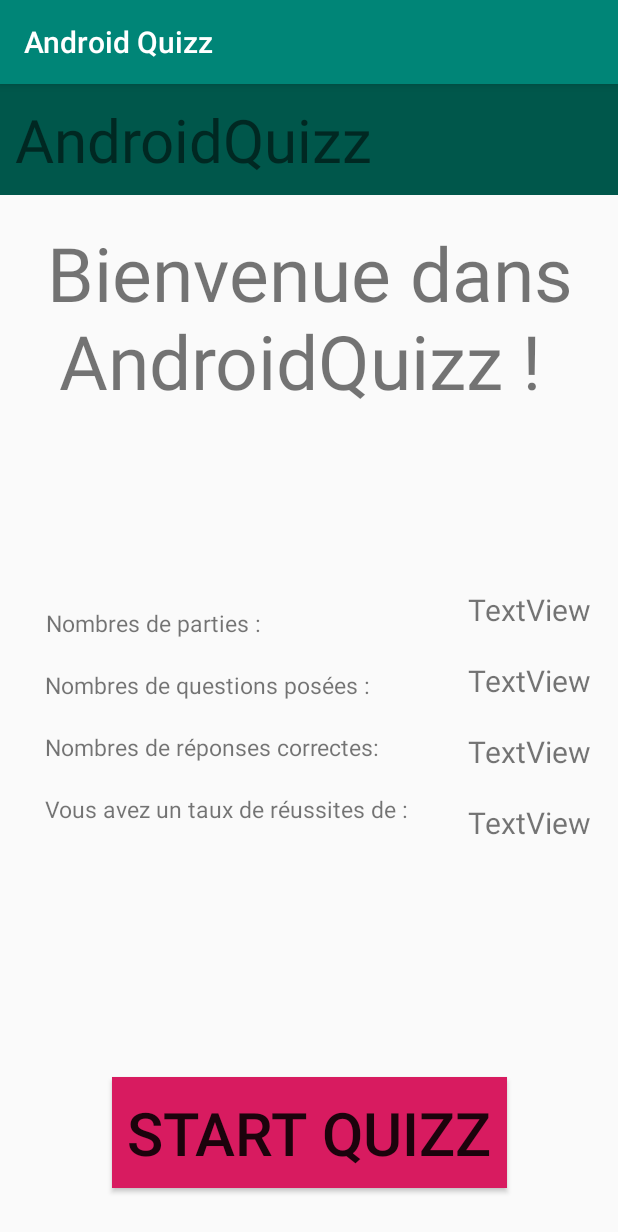
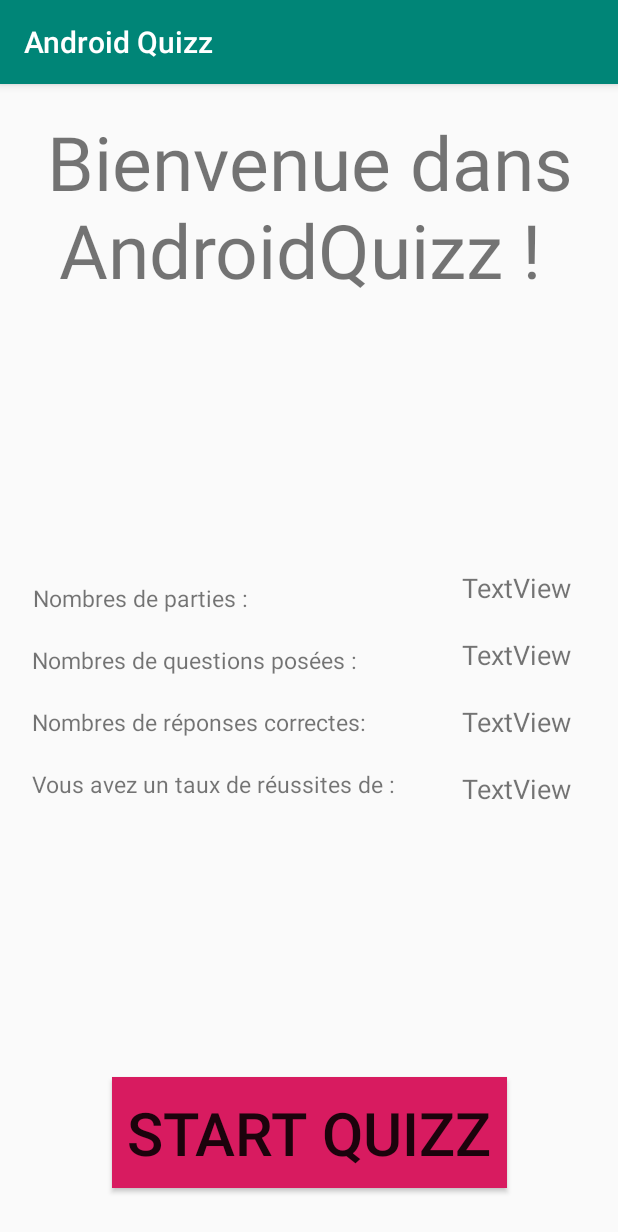
Before and after one commit to Chewbaku/Android, an Android app: the screen it shows after launch (lobby), on a phone screen of 412 x 824 dp. Shown: the top 1232 px of the screen. Run offline under Robolectric (Android 15) with nearby library versions, the phone set to English and light mode, and no system bars.

Commit message:
layout lobby amélioré
j'ai retiré le doublon de la barre verte

```diff
--- a/AndroidQuizz/app/src/main/res/layout/activity_lobby.xml
+++ b/AndroidQuizz/app/src/main/res/layout/activity_lobby.xml
@@ -5,18 +5,6 @@
     android:layout_width="match_parent"
     android:layout_height="match_parent"
     tools:context=".lobby">
-
-    <TextView
-        android:id="@+id/text_menu"
-        android:layout_width="0dp"
-        android:layout_height="wrap_content"
-        android:background="@color/colorPrimaryDark"
-        android:padding="10dp"
-        android:text="AndroidQuizz"
-        android:textSize="40dp"
-        app:layout_constraintEnd_toEndOf="parent"
-        app:layout_constraintStart_toStartOf="parent"
-        app:layout_constraintTop_toTopOf="parent" />
 
     <LinearLayout
         android:id="@+id/linearLayout"
@@ -28,10 +16,10 @@
         android:layout_marginBottom="8dp"
         android:orientation="vertical"
         android:padding="10dp"
-        app:layout_constraintBottom_toBottomOf="parent"
+        app:layout_constraintBottom_toTopOf="@+id/buttonStart"
         app:layout_constraintEnd_toStartOf="@+id/linearLayout2"
         app:layout_constraintStart_toStartOf="parent"
-        app:layout_constraintTop_toBottomOf="@+id/text_menu">
+        app:layout_constraintTop_toBottomOf="@+id/textWelcome">
 
         <TextView
             android:id="@+id/textNbPartiesJouees"
@@ -88,15 +76,15 @@
 
     <LinearLayout
         android:id="@+id/linearLayout2"
-        android:layout_width="0dp"
-        android:layout_height="wrap_content"
+        android:layout_width="119dp"
+        android:layout_height="183dp"
         android:layout_marginTop="8dp"
         android:layout_marginEnd="8dp"
         android:layout_marginBottom="8dp"
         android:orientation="vertical"
-        app:layout_constraintBottom_toBottomOf="parent"
+        app:layout_constraintBottom_toTopOf="@+id/buttonStart"
         app:layout_constraintEnd_toEndOf="parent"
-        app:layout_constraintTop_toBottomOf="@+id/text_menu">
+        app:layout_constraintTop_toBottomOf="@+id/textWelcome">
 
         <TextView
             android:id="@+id/intNbPartiesJouees"
@@ -105,7 +93,7 @@
             android:gravity="center"
             android:padding="10dp"
             android:text="TextView"
-            android:textSize="20dp" />
+            android:textSize="18dp" />
 
         <TextView
             android:id="@+id/intNbQuestionPosees"
@@ -114,7 +102,7 @@
             android:gravity="center"
             android:padding="10dp"
             android:text="TextView"
-            android:textSize="20dp" />
+            android:textSize="18dp" />
 
         <TextView
             android:id="@+id/intNbReponsesCorrectes"
@@ -123,7 +111,7 @@
             android:gravity="center"
             android:padding="10dp"
             android:text="TextView"
-            android:textSize="20dp" />
+            android:textSize="18dp" />
 
         <TextView
             android:id="@+id/intPourcentageBonnesReponses"
@@ -132,18 +120,22 @@
             android:gravity="center"
             android:padding="10dp"
             android:text="TextView"
-            android:textSize="20dp" />
+            android:textSize="18dp" />
     </LinearLayout>
 
     <TextView
         android:id="@+id/textWelcome"
-        android:layout_width="wrap_content"
-        android:layout_height="wrap_content"
+        android:layout_width="386dp"
+        android:layout_height="139dp"
+        android:layout_marginStart="8dp"
         android:layout_marginTop="8dp"
+        android:layout_marginEnd="8dp"
         android:gravity="center"
         android:padding="10dp"
         android:text="Bienvenue dans AndroidQuizz ! "
         android:textSize="50dp"
-        app:layout_constraintTop_toBottomOf="@+id/text_menu" />
+        app:layout_constraintEnd_toEndOf="parent"
+        app:layout_constraintStart_toStartOf="parent"
+        app:layout_constraintTop_toTopOf="parent" />
 
 </android.support.constraint.ConstraintLayout>
```
